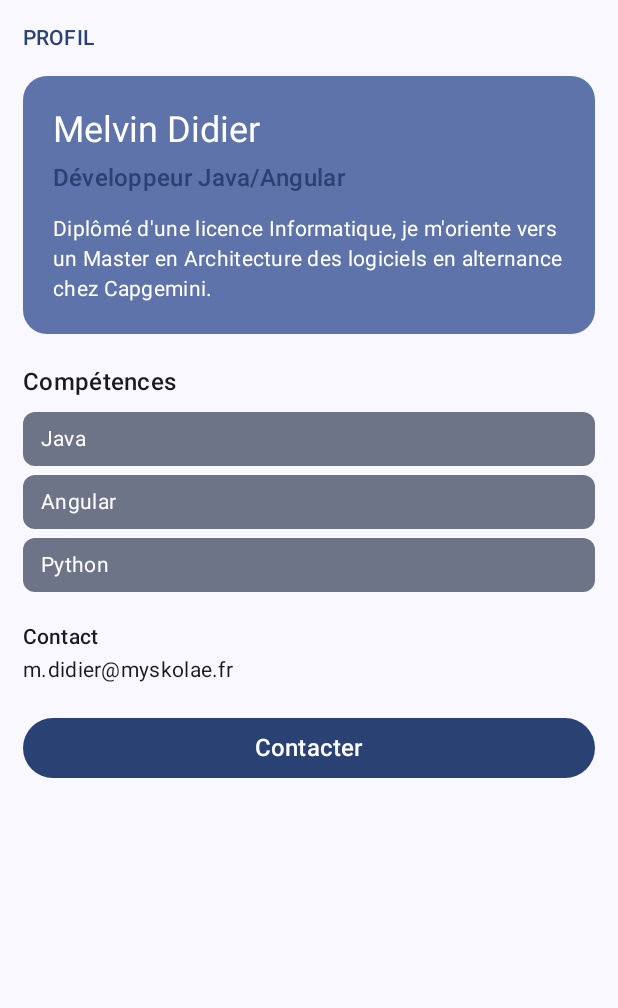
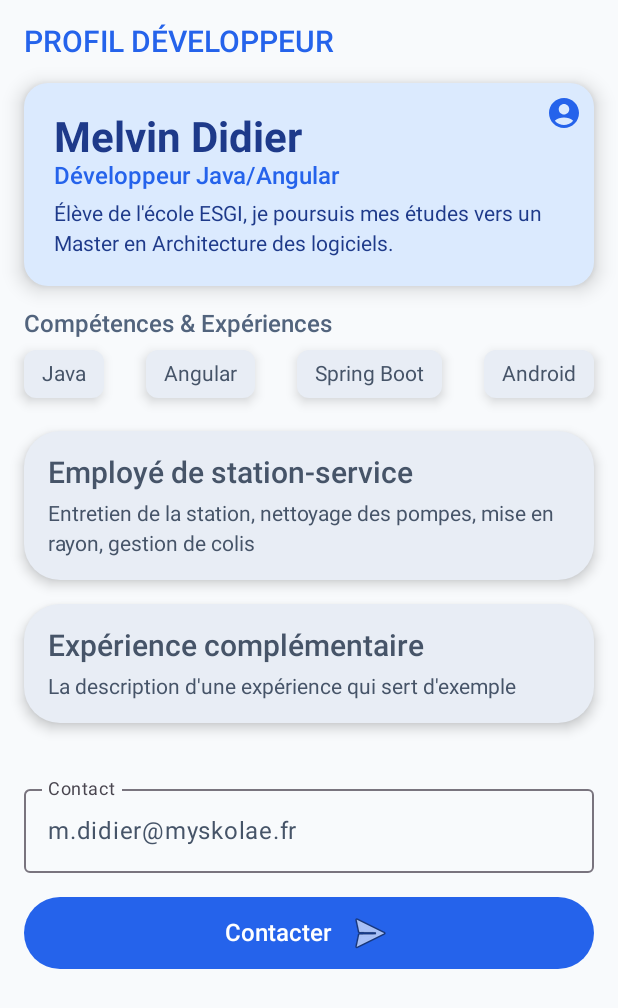
Before and after one commit to mlvn97/profil-android-compose, an Android app built with Jetpack Compose: the screen it shows after launch (MainActivity), on a phone screen of 412 x 824 dp. Shown: the top 1008 px of the screen. Run offline under Robolectric (Android 15) with nearby library versions, the phone set to English and light mode, and no system bars.

Commit message:
Commit final

```diff
--- a/app/build.gradle.kts
+++ b/app/build.gradle.kts
@@ -38,6 +38,7 @@ android {
 
 dependencies {
     implementation(platform(libs.androidx.compose.bom))
+    implementation(libs.androidx.compose.material.icons.extended)
     implementation(libs.androidx.activity.compose)
     implementation(libs.androidx.compose.material3)
     implementation(libs.androidx.compose.ui)
--- a/app/src/main/java/com/example/profilcompose/MainActivity.kt
+++ b/app/src/main/java/com/example/profilcompose/MainActivity.kt
@@ -4,14 +4,27 @@ import android.os.Bundle
 import androidx.activity.ComponentActivity
 import androidx.activity.compose.setContent
 import androidx.activity.enableEdgeToEdge
+import androidx.compose.foundation.Image
+import androidx.compose.foundation.background
+import androidx.compose.foundation.layout.Arrangement
+import androidx.compose.foundation.layout.Box
 import androidx.compose.foundation.layout.Column
+import androidx.compose.foundation.layout.PaddingValues
+import androidx.compose.foundation.layout.Row
+import androidx.compose.foundation.layout.Spacer
 import androidx.compose.foundation.layout.fillMaxSize
 import androidx.compose.foundation.layout.fillMaxWidth
+import androidx.compose.foundation.layout.height
 import androidx.compose.foundation.layout.padding
-import androidx.compose.foundation.layout.wrapContentHeight
+import androidx.compose.foundation.layout.width
+import androidx.compose.foundation.lazy.LazyColumn
+import androidx.compose.foundation.lazy.items
 import androidx.compose.foundation.shape.RoundedCornerShape
 import androidx.compose.material3.Button
+import androidx.compose.material3.Card
+import androidx.compose.material3.CardDefaults
 import androidx.compose.material3.MaterialTheme
+import androidx.compose.material3.OutlinedTextField
 import androidx.compose.material3.Scaffold
 import androidx.compose.material3.Surface
 import androidx.compose.material3.Text
@@ -19,8 +32,12 @@ import androidx.compose.runtime.Composable
 import androidx.compose.ui.Modifier
 import androidx.compose.ui.tooling.preview.Preview
 import androidx.compose.ui.unit.dp
-import androidx.compose.ui.unit.sp
 import com.example.profilcompose.ui.theme.ProfilComposeTheme
+import androidx.compose.material.icons.Icons
+import androidx.compose.material.icons.rounded.AccountCircle
+import androidx.compose.material3.Icon
+import androidx.compose.ui.Alignment
+import androidx.compose.ui.res.painterResource
 
 class MainActivity : ComponentActivity() {
     override fun onCreate(savedInstanceState: Bundle?) {
@@ -29,13 +46,8 @@ class MainActivity : ComponentActivity() {
         setContent {
             ProfilComposeTheme {
                 Scaffold(modifier = Modifier.fillMaxSize()) { innerPadding ->
-                    MainScreen(
-                        name = "Melvin Didier",
-                        role = "Développeur Java/Angular",
-                        description = "Diplômé d'une licence Informatique, je m'oriente vers un Master en Architecture des logiciels en alternance chez Capgemini.",
-                        skills = listOf("Java", "Angular", "Python"),
-                        contact = "m.didier@myskolae.fr",
-                        actionLabel = "Contacter",
+                    DeveloperScreen(
+                        experiences = professionalExperiences(),
                         modifier = Modifier.padding(innerPadding)
                     )
                 }
@@ -44,66 +56,36 @@ class MainActivity : ComponentActivity() {
     }
 }
 
+// DATA CLASS
+data class Experience (
+    val id: Int,
+    val title: String,
+    val description: String
+)
+
+// PROFILE
 @Composable
-fun MainScreen(
-    name: String,
-    role: String,
-    description: String,
-    skills: List<String>,
-    contact: String,
-    actionLabel: String,
-    modifier: Modifier = Modifier
-) {
-    Surface(
-        modifier = modifier.fillMaxSize(),
-        color = MaterialTheme.colorScheme.background
-    ) {
-        Column(modifier = Modifier.padding(15.dp)) {
+fun ProfileHeader(name: String, role: String, modifier: Modifier = Modifier) {
+    Column(modifier = modifier) {
         Text(
-                text = "PROFIL",
-                style = MaterialTheme.typography.labelLarge,
-                color = MaterialTheme.colorScheme.primary,
-                modifier = Modifier.padding(bottom = 15.dp)
-            )
-            ProfileCard(
-                name = name,
-                role = role,
-                description = description,
-                modifier = Modifier.fillMaxWidth()
+            text = name,
+            style = MaterialTheme.typography.headlineMedium
         )
         Text(
-                text = "Compétences",
+            text = role,
             style = MaterialTheme.typography.titleMedium,
-                modifier = Modifier.padding(top = 20.dp, bottom = 8.dp)
-            )
-            skills.forEach { skill ->
-                Skill(skill = skill, modifier = Modifier.fillMaxWidth())
-            }
-            Infos(
-                label = "Contact",
-                value = contact,
-                modifier = Modifier.fillMaxWidth()
-            )
-            Action(
-                text = actionLabel,
-                onClick = {},
-                modifier = Modifier.fillMaxWidth()
+            color = MaterialTheme.colorScheme.primary
         )
     }
 }
-}
-
 @Composable
-fun ProfileCard(
-    name: String,
-    role: String,
-    description: String,
-    modifier: Modifier = Modifier
-) {
+fun ProfileBox(name: String, role: String, description: String, modifier: Modifier = Modifier) {
+    Box(modifier = modifier) {
         Surface(
-        modifier = modifier.wrapContentHeight(),
-        shape = RoundedCornerShape(16.dp),
-        color = MaterialTheme.colorScheme.primaryContainer
+            modifier = modifier.fillMaxWidth(),
+            shape = MaterialTheme.shapes.medium,
+            color = MaterialTheme.colorScheme.primaryContainer,
+            shadowElevation = 8.dp
         ) {
             Column(modifier = Modifier.padding(20.dp)) {
                 ProfileHeader(
@@ -111,44 +93,35 @@ fun ProfileCard(
                     role = role,
                     modifier = Modifier.fillMaxWidth()
                 )
+                Spacer(Modifier.height(8.dp))
                 Text(
                     text = description,
-                style = MaterialTheme.typography.bodyMedium,
-                modifier = Modifier.padding(top = 12.dp)
+                    style = MaterialTheme.typography.bodyMedium
+                )
+            }
+        }
+
+        Surface(
+            modifier = Modifier.align(Alignment.TopEnd).padding(8.dp),
+            color = MaterialTheme.colorScheme.primaryContainer
+        ) {
+            Icon(
+                imageVector = Icons.Rounded.AccountCircle,
+                contentDescription = "Profil",
+                tint = MaterialTheme.colorScheme.primary
             )
         }
     }
 }
 
+// SKILLS
 @Composable
-fun ProfileHeader(
-    name: String,
-    role: String,
-    modifier: Modifier = Modifier
-) {
-    Column(modifier = modifier) {
-        Text(
-            text = name,
-            style = MaterialTheme.typography.headlineSmall
-        )
-        Text(
-            text = role,
-            style = MaterialTheme.typography.titleMedium,
-            color = MaterialTheme.colorScheme.primary,
-            modifier = Modifier.padding(top = 4.dp)
-        )
-    }
-}
-
-@Composable
-fun Skill(
-    skill: String,
-    modifier: Modifier = Modifier
-) {
+fun Skill(skill: String, modifier: Modifier = Modifier) {
     Surface(
         modifier = modifier.padding(bottom = 6.dp),
-        shape = RoundedCornerShape(8.dp),
-        color = MaterialTheme.colorScheme.secondaryContainer
+        shape = MaterialTheme.shapes.small,
+        color = MaterialTheme.colorScheme.surface,
+        shadowElevation = 5.dp
     ) {
         Text(
             text = skill,
@@ -159,61 +132,162 @@ fun Skill(
 }
 
 @Composable
-fun Infos(
-    label: String,
-    value: String,
-    modifier: Modifier = Modifier
+fun SkillsSection(modifier: Modifier = Modifier) {
+    Column(modifier = modifier) {
+        Text(
+            text = "Compétences & Expériences",
+            style = MaterialTheme.typography.titleMedium,
+            color = MaterialTheme.colorScheme.secondary
+        )
+        Spacer(modifier = Modifier.height(8.dp))
+        Row {
+            Skill(skill = "Java")
+            Spacer(modifier = Modifier.weight(1f))
+            Skill(skill = "Angular")
+            Spacer(modifier = Modifier.weight(1f))
+            Skill(skill = "Spring Boot")
+            Spacer(modifier = Modifier.weight(1f))
+            Skill(skill = "Android")
+        }
+    }
+}
+
+// PROFESSIONAL EXPERIENCES
+fun professionalExperiences(): List<Experience> {
+    return listOf(
+        Experience(
+            id = 1,
+            title = "Employé de station-service",
+            description = "Entretien de la station, nettoyage des pompes, mise en rayon," +
+                            " gestion de colis"
+        ),
+        Experience(
+            id = 2,
+            title = "Expérience complémentaire",
+            description = "La description d'une expérience qui sert d'exemple"
+        )
+    )
+}
+
+@Composable
+fun ExperienceCard(experience: Experience, modifier: Modifier = Modifier) {
+    Card(
+        modifier = modifier.fillMaxWidth(),
+        shape = MaterialTheme.shapes.large,
+        colors = CardDefaults.cardColors(containerColor = MaterialTheme.colorScheme.surface),
+        elevation = CardDefaults.cardElevation(defaultElevation = 5.dp)
     ) {
-    Column(modifier = modifier.padding(top = 14.dp)) {
-        Text(text = label, style = MaterialTheme.typography.labelLarge)
+        Column(
+            modifier = Modifier.padding(16.dp),
+            verticalArrangement = Arrangement.spacedBy(8.dp)
+        ) {
             Text(
-            text = value,
-            style = MaterialTheme.typography.bodyMedium,
-            modifier = Modifier.padding(top = 2.dp)
+                text = experience.title,
+                style = MaterialTheme.typography.titleLarge
+            )
+            Text(
+                text = experience.description,
+                style = MaterialTheme.typography.bodyMedium
             )
         }
     }
+}
 
+// CONTACT
 @Composable
-fun Action(
-    text: String,
-    onClick: () -> Unit,
-    modifier: Modifier = Modifier
+fun ContactInformation(info: String, modifier: Modifier = Modifier) {
+    OutlinedTextField(
+        value = info,
+        onValueChange = {},
+        readOnly = true,
+        label = { Text(text = "Contact") },
+        modifier = modifier.fillMaxWidth()
+    )
+}
+
+// CONTACT BUTTON
+@Composable
+fun ContactButton(modifier: Modifier = Modifier) {
+    Button(onClick = {}, modifier = modifier.fillMaxWidth()) {
+        Row(verticalAlignment = Alignment.CenterVertically) {
+            Text(text = "Contacter", style = MaterialTheme.typography.titleMedium)
+            Spacer(Modifier.width(10.dp))
+            ProfileImage()
+        }
+    }
+}
+
+// IMAGE
+@Composable
+fun ProfileImage(modifier: Modifier = Modifier) {
+    Image(
+        painter = painterResource(id = android.R.drawable.ic_menu_send),
+        contentDescription = "Envoyer",
+        modifier = modifier
+    )
+}
+
+// SCREENS
+@Composable
+fun DeveloperScreen(experiences: List<Experience>, modifier: Modifier = Modifier) {
+    LazyColumn(
+        modifier = modifier.fillMaxSize().background(MaterialTheme.colorScheme.background),
+        contentPadding = PaddingValues(16.dp),
+        verticalArrangement = Arrangement.spacedBy(16.dp)
     ) {
-    Button(
-        onClick = onClick,
-        modifier = modifier.padding(top = 18.dp)
-    ) {
-        Text(text = text, fontSize = 16.sp)
+        item {
+            Text(
+                text = "PROFIL DÉVELOPPEUR",
+                style = MaterialTheme.typography.titleLarge,
+                color = MaterialTheme.colorScheme.primary
+            )
+        }
+
+        item {
+            ProfileBox(
+                name = "Melvin Didier",
+                role = "Développeur Java/Angular",
+                description = "Élève de l'école ESGI, je poursuis mes études vers un Master en" +
+                        " Architecture des logiciels."
+            )
+        }
+
+        item {
+            SkillsSection()
+        }
+
+        items(items = experiences, key = {exp -> exp.id}) { experience ->
+            ExperienceCard(experience = experience)
+        }
+
+        item {
+            Spacer(Modifier.height(20.dp))
+            ContactInformation(info = "m.didier@myskolae.fr")
+        }
+
+        item {
+            ContactButton()
+        }
+
     }
 }
 
 @Preview(showBackground = true)
 @Composable
-fun ApprenticeProfile() {
+fun DeveloperProfilePreview() {
     ProfilComposeTheme {
-        MainScreen(
-            name = "Melvin Didier",
-            role = "Développeur Java/Angular",
-            description = "Diplômé d'une licence Informatique, je m'oriente vers un Master en Architecture des logiciels en alternance chez Capgemini.",
-            skills = listOf("Java", "Angular", "Python"),
-            contact = "m.didier@myskolae.fr",
-            actionLabel = "Contacter"
+        DeveloperScreen(
+            experiences = professionalExperiences()
         )
     }
 }
 
 @Preview(showBackground = true)
 @Composable
-fun FootballerProfile() {
-    ProfilComposeTheme {
-        MainScreen(
-            name = "Melvin Junior",
-            role = "Footballeur professionnel",
-            description = "Joueur professionnel au Celtic Glasgow depuis 1930, j'évolue au poste d'avant-centre.",
-            skills = listOf("Buteur exceptionnel"),
-            contact = "melvin.foot97@outlook.fr",
-            actionLabel = "Voir les statistiques"
+fun DarkDeveloperProfilePreview() {
+    ProfilComposeTheme(darkTheme = true) {
+        DeveloperScreen(
+            experiences = professionalExperiences()
         )
     }
 }
--- a/app/src/main/java/com/example/profilcompose/ui/theme/Theme.kt
+++ b/app/src/main/java/com/example/profilcompose/ui/theme/Theme.kt
@@ -2,57 +2,76 @@ package com.example.profilcompose.ui.theme
 
 import android.app.Activity
 import android.os.Build
+import androidx.compose.ui.graphics.Color
 import androidx.compose.foundation.isSystemInDarkTheme
+import androidx.compose.foundation.shape.RoundedCornerShape
 import androidx.compose.material3.MaterialTheme
+import androidx.compose.material3.Shapes
 import androidx.compose.material3.darkColorScheme
 import androidx.compose.material3.dynamicDarkColorScheme
 import androidx.compose.material3.dynamicLightColorScheme
 import androidx.compose.material3.lightColorScheme
 import androidx.compose.runtime.Composable
 import androidx.compose.ui.platform.LocalContext
-
-private val DarkColorScheme = darkColorScheme(
-    primary = Purple80,
-    secondary = PurpleGrey80,
-    tertiary = Pink80
-)
+import androidx.compose.ui.unit.dp
 
 private val LightColorScheme = lightColorScheme(
-    primary = Purple40,
-    secondary = PurpleGrey40,
-    tertiary = Pink40
+    primary = Color(0xFF2563EB),
+    secondary = Color(0xFF52647D),
+    tertiary = Color(0xFF008B9A),
 
-    /* Other default colors to override
-    background = Color(0xFFFFFBFE),
-    surface = Color(0xFFFFFBFE),
+    background = Color(0xFFF8FAFC),
+    surface = Color(0xFFE8EDF5),
+    onSurface = Color(0xFF465468),
+
     onPrimary = Color.White,
     onSecondary = Color.White,
     onTertiary = Color.White,
-    onBackground = Color(0xFF1C1B1F),
-    onSurface = Color(0xFF1C1B1F),
-    */
+    onBackground = Color(0xFF172033),
+
+    primaryContainer = Color(0xFFDBEAFE),
+    onPrimaryContainer = Color(0xFF1E3A8A),
+)
+
+private val DarkColorScheme = darkColorScheme(
+    primary = Color(0xFF8AB4FF),
+    secondary = Color(0xFFB5C5DC),
+    tertiary = Color(0xFF80D5DF),
+
+    primaryContainer = Color(0xFF1E3A8A),
+
+    background = Color(0xFF101411),
+    surface = Color(0xFF1B2638),
+    onSurface = Color(0xFFE5ECF6),
+
+    onPrimary = Color(0xFF003064),
+    onSecondary = Color(0xFF263448),
+    onTertiary = Color(0xFF00363D),
+    onBackground = Color(0xFFE0E4DF),
+    onPrimaryContainer = Color(0xFFDBEAFE),
+)
+
+private val PShapes = Shapes(
+    small = RoundedCornerShape(8.dp),
+    medium = RoundedCornerShape(16.dp),
+    large = RoundedCornerShape(24.dp),
+    extraLarge = RoundedCornerShape(32.dp)
 )
 
 @Composable
 fun ProfilComposeTheme(
     darkTheme: Boolean = isSystemInDarkTheme(),
-    // Dynamic color is available on Android 12+
-    dynamicColor: Boolean = true,
     content: @Composable () -> Unit
 ) {
-    val colorScheme = when {
-        dynamicColor && Build.VERSION.SDK_INT >= Build.VERSION_CODES.S -> {
-            val context = LocalContext.current
-            if (darkTheme) dynamicDarkColorScheme(context) else dynamicLightColorScheme(context)
-        }
-
-        darkTheme -> DarkColorScheme
-        else -> LightColorScheme
+    val colorScheme = if (darkTheme) {
+        DarkColorScheme
+    } else {
+        LightColorScheme
     }
-
     MaterialTheme(
         colorScheme = colorScheme,
-        typography = Typography,
+        typography = PTypography,
+        shapes = PShapes,
         content = content
     )
 }
--- a/app/src/main/java/com/example/profilcompose/ui/theme/Type.kt
+++ b/app/src/main/java/com/example/profilcompose/ui/theme/Type.kt
@@ -32,3 +32,31 @@ val Typography = Typography(
     )
     */
 )
+
+val PTypography = Typography(
+    headlineMedium = TextStyle(
+        fontSize = 28.sp,
+        lineHeight = 34.sp,
+        fontWeight = FontWeight.Bold
+    ),
+    titleLarge = TextStyle(
+        fontSize = 20.sp,
+        lineHeight = 26.sp,
+        fontWeight = FontWeight.SemiBold
+    ),
+    titleMedium = TextStyle(
+        fontSize = 16.sp,
+        lineHeight = 22.sp,
+        fontWeight = FontWeight.SemiBold
+    ),
+    bodyMedium = TextStyle(
+        fontSize = 14.sp,
+        lineHeight = 20.sp,
+        fontWeight = FontWeight.Normal
+    ),
+    labelLarge = TextStyle(
+        fontSize = 14.sp,
+        lineHeight = 18.sp,
+        fontWeight = FontWeight.Medium
+    )
+)
--- a/gradle/libs.versions.toml
+++ b/gradle/libs.versions.toml
@@ -24,6 +24,7 @@ androidx-compose-ui-tooling-preview = { group = "androidx.compose.ui", name = "u
 androidx-compose-ui-test-manifest = { group = "androidx.compose.ui", name = "ui-test-manifest" }
 androidx-compose-ui-test-junit4 = { group = "androidx.compose.ui", name = "ui-test-junit4" }
 androidx-compose-material3 = { group = "androidx.compose.material3", name = "material3" }
+androidx-compose-material-icons-extended = { module = "androidx.compose.material:material-icons-extended" }
 
 [plugins]
 android-application = { id = "com.android.application", version.ref = "agp" }
```
Also changed, not shown: 2 other files. Lines whose indentation alone changed are shown as unchanged.
